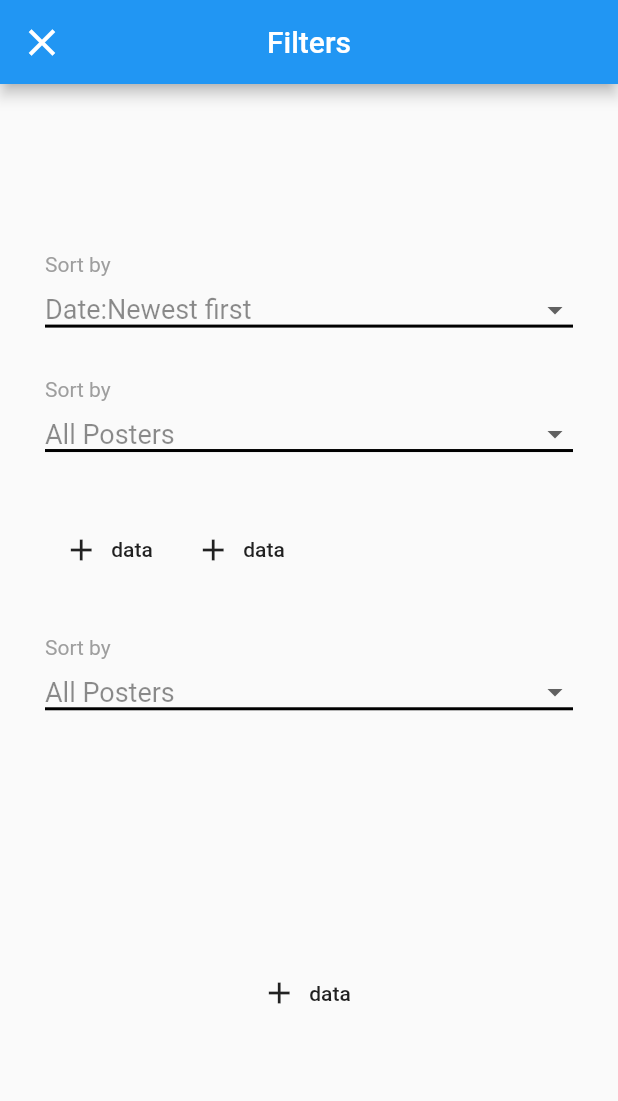
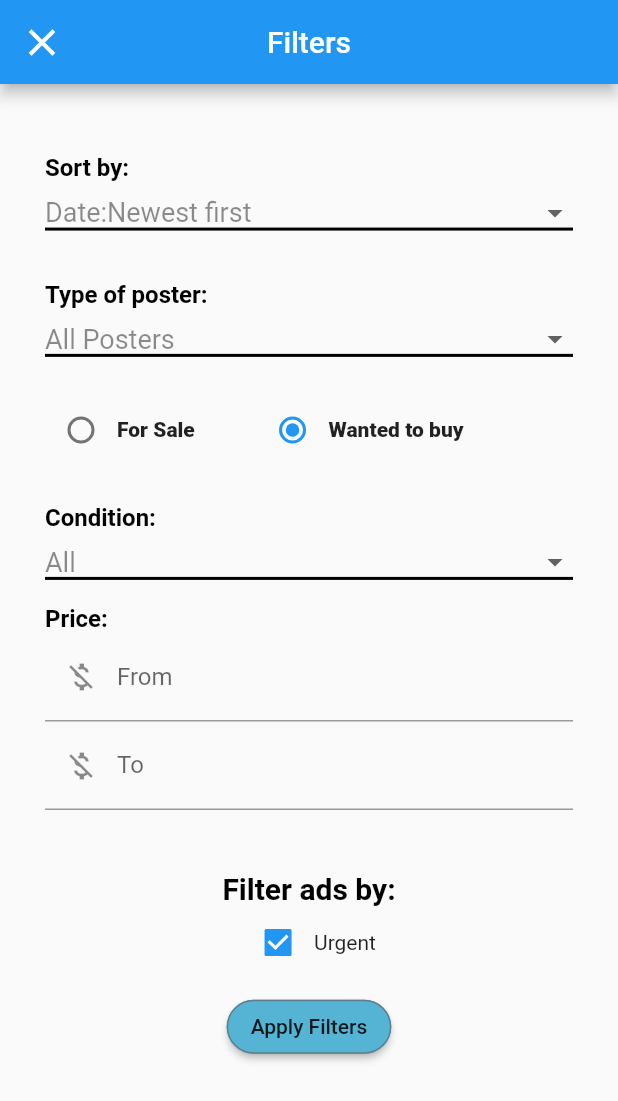
Before and after one commit to hrathnapala/UEEE_Lak, a Flutter app: the CommonFilter screen opened directly, on a phone screen of 412 x 824 dp. Shown: the top 1101 px of the screen. Run offline on Flutter 3.47's test engine with Material 2 defaults, Android fonts, the phone set to English and light mode, and no system bars; our stand-ins replace carousel_slider; missing offline and left inert: multi_image_picker; network calls fail.

Commit message:
filters added

```diff
--- a/lib/src/screens/filter/common_filter.dart
+++ b/lib/src/screens/filter/common_filter.dart
@@ -1,4 +1,5 @@
 import 'package:flutter/material.dart';
+import 'package:lak_app/src/screens/homepage.dart';
 
 class CommonFilter extends StatefulWidget {
   @override
@@ -8,6 +9,9 @@ class CommonFilter extends StatefulWidget {
 class _CommonFilterState extends State<CommonFilter> {
   String dropdownValue = 'Date:Newest first';
   String dropdownValue2 = 'All Posters';
+  String dropdownValue3 = 'All';
+  bool check = true;
+  String groupvalue = "no";
 
   @override
   Widget build(BuildContext context) {
@@ -35,13 +39,15 @@ class _CommonFilterState extends State<CommonFilter> {
               crossAxisAlignment: CrossAxisAlignment.start,
               children: [
                 SizedBox(
-                  height: size.height * 0.1,
+                  height: size.height * 0.02,
                 ),
                 Text(
-                  "Sort by",
-                  style: TextStyle(color: Colors.grey),
+                  "Sort by:",
+                  style: TextStyle(fontSize: 16, color: Colors.black,fontWeight: FontWeight.bold),
                 ),
-                SizedBox(height: 10),
+                 SizedBox(
+                  height: size.height * 0.01,
+                ),
                 DropdownButton<String>(
                   isDense: true,
                   isExpanded: true,
@@ -71,10 +77,12 @@ class _CommonFilterState extends State<CommonFilter> {
                 ),
                 SizedBox(height: size.height * 0.04),
                 Text(
-                  "Sort by",
-                  style: TextStyle(color: Colors.grey),
+                  "Type of poster:",
+                  style: TextStyle(fontSize: 16, color: Colors.black,fontWeight: FontWeight.bold),
                 ),
-                SizedBox(height: 10),
+                 SizedBox(
+                  height: size.height * 0.01,
+                ),
                 DropdownButton<String>(
                   isDense: true,
                   isExpanded: true,
@@ -102,29 +110,54 @@ class _CommonFilterState extends State<CommonFilter> {
                     );
                   }).toList(),
                 ),
-                SizedBox(height: size.height * 0.05),
+                SizedBox(
+                  height: size.height * 0.03,
+                ),
                 Row(
+                  mainAxisAlignment: MainAxisAlignment.start,
                   children: [
-                    FlatButton.icon(
-                        onPressed: () {},
-                        icon: Icon(Icons.add),
-                        label: Text("data")),
-                    FlatButton.icon(
-                        onPressed: () {},
-                        icon: Icon(Icons.add),
-                        label: Text("data"))
+                    Radio(
+                        value: "yes",
+                        groupValue: groupvalue,
+                        onChanged: (val) {
+                          setState(() {
+                            groupvalue = val;
+                          });
+                        }),
+                    Text("For Sale",
+                        style: TextStyle(
+                            fontWeight: FontWeight.w900,
+                            color: Colors.black87)),
+                    SizedBox(
+                      width: size.width * 0.1,
+                    ),
+                    Radio(
+                        value: "no",
+                        groupValue: groupvalue,
+                        onChanged: (val) {
+                          setState(() {
+                            groupvalue = val;
+                          });
+                        }),
+                    Text("Wanted to buy",
+                        style: TextStyle(
+                            fontWeight: FontWeight.w900,
+                            color: Colors.black87)),
                   ],
                 ),
-                SizedBox(height: size.height * 0.04),
+
+                SizedBox(height: size.height * 0.03),
                 Text(
-                  "Sort by",
-                  style: TextStyle(color: Colors.grey),
+                  "Condition:",
+                  style: TextStyle(fontSize: 16, color: Colors.black,fontWeight: FontWeight.bold),
                 ),
-                SizedBox(height: 10),
+                 SizedBox(
+                  height: size.height * 0.01,
+                ),
                 DropdownButton<String>(
                   isDense: true,
                   isExpanded: true,
-                  value: dropdownValue2,
+                  value: dropdownValue3,
                   elevation: 20,
                   style: TextStyle(color: Colors.black45, fontSize: 18),
                   underline: Container(
@@ -133,14 +166,13 @@ class _CommonFilterState extends State<CommonFilter> {
                   ),
                   onChanged: (String newValue) {
                     setState(() {
-                      dropdownValue2 = newValue;
+                      dropdownValue3 = newValue;
                     });
                   },
                   items: <String>[
-                    'All Posters',
-                    'Members',
-                    'Authorized dealers',
-                    'Non-members'
+                    'All',
+                    'New',
+                    'Used',
                   ].map<DropdownMenuItem<String>>((String value) {
                     return DropdownMenuItem<String>(
                       value: value,
@@ -148,12 +180,68 @@ class _CommonFilterState extends State<CommonFilter> {
                     );
                   }).toList(),
                 ),
-                SizedBox(height: size.height * 0.2),
+                 SizedBox(
+                  height: size.height * 0.02,
+                ),
+                Text(
+                  "Price:",
+                  style: TextStyle(fontSize: 16, color: Colors.black,fontWeight: FontWeight.bold),
+                ),
+                TextField(
+                  keyboardType: TextInputType.number,
+                  decoration: InputDecoration(
+                    labelText: 'From',
+                    prefixIcon: Icon(Icons.money_off),
+                  ),
+                ),
+                TextField(
+                  keyboardType: TextInputType.number,
+                  decoration: InputDecoration(
+                    labelText: 'To',
+                    prefixIcon: Icon(Icons.money_off),
+                  ),
+                ),
+                SizedBox(height: size.height*0.05),
                 Center(
-                    child: FlatButton.icon(
-                        onPressed: () {},
-                        icon: Icon(Icons.add),
-                        label: Text("data")))
+                  child: Column(
+                    children: [
+                      Text(
+                        "Filter ads by:",
+                        style: TextStyle(
+                            color: Colors.black,
+                            fontWeight: FontWeight.bold,
+                            fontSize: 20),
+                      ),
+                      Row(
+                        mainAxisAlignment: MainAxisAlignment.center,
+                        crossAxisAlignment: CrossAxisAlignment.center,
+                        children: [
+                          Checkbox(
+                              value: check,
+                              onChanged: (value) {
+                                setState(() {
+                                  check = value;
+                                });
+                              }),
+                          Text("Urgent")
+                        ],
+                      ),
+                    ],
+                  ),
+                ),
+                SizedBox(height: size.height * 0.01),
+                Center(
+                    child: RaisedButton(
+                  onPressed: () {
+                    Navigator.of(context).push(MaterialPageRoute(
+                                builder: (context) => Homepage()));
+                  },
+                  child: Text("Apply Filters"),
+                  color: Color(0xff55b4d4),
+                  shape: RoundedRectangleBorder(
+                      borderRadius: BorderRadius.circular(18.0),
+                      side: BorderSide(color: Colors.blueGrey)),
+                ))
               ],
             ),
           )),
```
